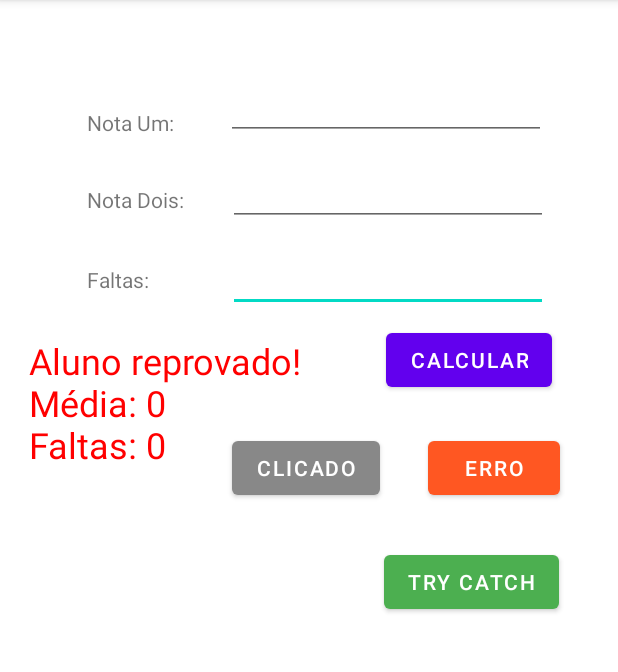
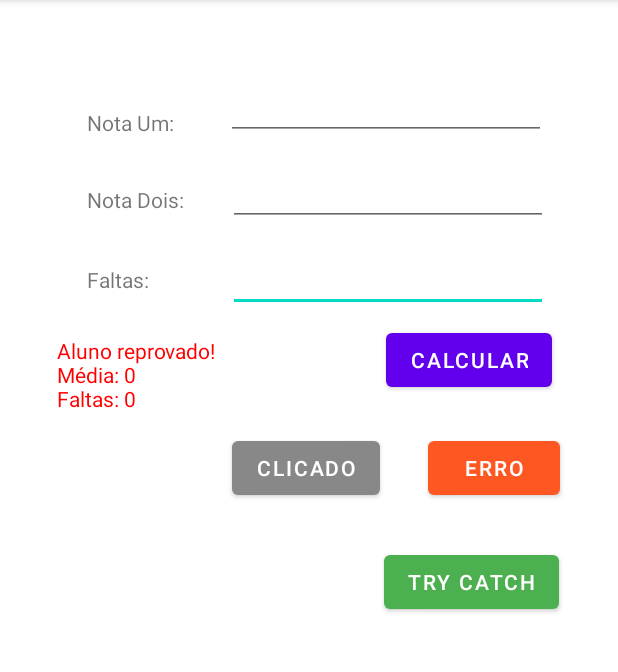
Before and after one commit to ElcioHatiya/EverisBootCamp_DIO, an Android app: the screen it shows after launch (MainActivity), after a tap on "LOG", on a phone screen of 412 x 824 dp, the part 84-756 px from its top. Run offline under Robolectric (Android 15) with nearby library versions, the phone set to English and light mode, and no system bars; 1 other tap on this screen came first.

```diff
--- a/app/src/main/res/layout/activity_main.xml
+++ b/app/src/main/res/layout/activity_main.xml
@@ -90,7 +90,7 @@
         android:layout_width="wrap_content"
         android:layout_height="wrap_content"
         android:layout_marginTop="28dp"
-        android:textSize="24sp"
+        android:textSize="14sp"
         app:layout_constraintEnd_toStartOf="@+id/btn_Calc"
         app:layout_constraintHorizontal_bias="0.25"
         app:layout_constraintStart_toStartOf="parent"
```
Also changed, not shown: app/src/main/java/com/example/everisbootcamp_log_throwexception/MainActivity.kt (+12 -1 lines).
